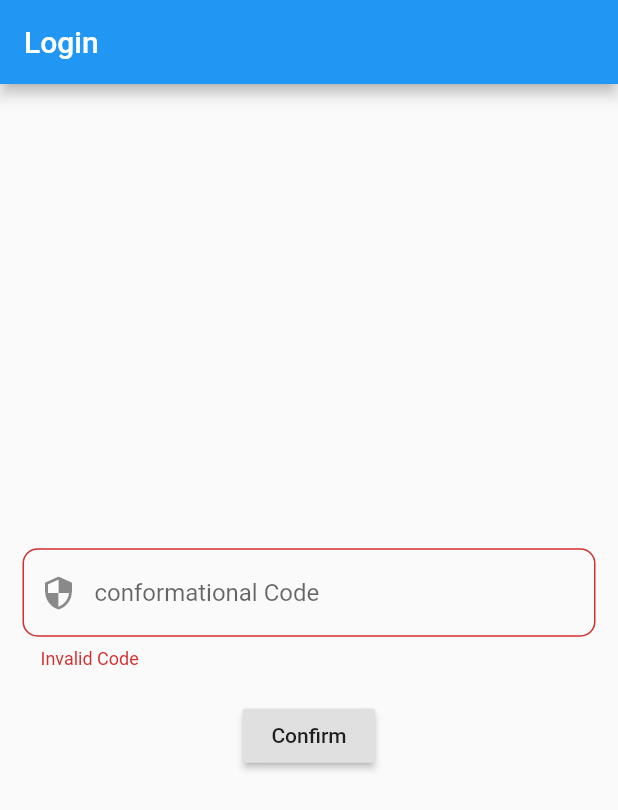
After one commit to yash1200/Petals, a Flutter app: the Confirm screen opened directly, after a tap on "Confirm", on a phone screen of 412 x 824 dp. The commit adds this screen. Shown: the top 810 px of the screen. Run offline on Flutter 3.47's test engine with Material 2 defaults, Android fonts, the light colour scheme and no system bars; our stand-ins replace connectivity, firebase_auth, font_awesome_flutter; missing offline and left inert: qr_code_scanner; accounts and stored records are empty.

Commit message:
Firebase Sign in added

```diff
--- a/petal_bussiness/lib/Firebase/LoginFunction.dart
+++ b/petal_bussiness/lib/Firebase/LoginFunction.dart
@@ -6,6 +6,7 @@ import 'package:provider/provider.dart';
 void verifyPhoneNumber(String phone, BuildContext context) async {
   final provider = Provider.of<LoginProvider>(context, listen: false);
   var _verificationId;
+  print(phone);
 
   final PhoneVerificationCompleted verificationCompleted =
       (AuthCredential phoneAuthCredential) {};
@@ -16,6 +17,7 @@ void verifyPhoneNumber(String phone, BuildContext context) async {
   final PhoneCodeSent codeSent =
       (String verificationId, [int forceResendingToken]) async {
     _verificationId = verificationId;
+    print("Code sent");
     print("Verification ID: " + verificationId);
     provider.setVerifyId(_verificationId);
   };
@@ -25,13 +27,15 @@ void verifyPhoneNumber(String phone, BuildContext context) async {
     _verificationId = verificationId;
   };
 
+  print(_verificationId);
   await FirebaseAuth.instance.verifyPhoneNumber(
-      phoneNumber: "+91" + phone,
-      timeout: const Duration(seconds: 5),
-      verificationCompleted: verificationCompleted,
-      verificationFailed: verificationFailed,
-      codeSent: codeSent,
-      codeAutoRetrievalTimeout: codeAutoRetrievalTimeout);
+    phoneNumber: "+91" + phone,
+    timeout: const Duration(seconds: 5),
+    verificationCompleted: verificationCompleted,
+    verificationFailed: verificationFailed,
+    codeSent: codeSent,
+    codeAutoRetrievalTimeout: codeAutoRetrievalTimeout,
+  );
 }
 
 Future<bool> signInWithPhoneNumber(
--- /dev/null
+++ b/petal_bussiness/lib/views/login/Confirm.dart
@@ -0,0 +1,93 @@
+import 'package:flutter/material.dart';
+import 'package:petal_bussiness/Firebase/LoginFunction.dart';
+import 'package:petal_bussiness/Provider/LoginProvider.dart';
+import 'package:petal_bussiness/views/HomePage.dart';
+import 'package:provider/provider.dart';
+
+class Confirm extends StatefulWidget {
+  @override
+  _ConfirmState createState() => _ConfirmState();
+}
+
+class _ConfirmState extends State<Confirm> {
+  TextEditingController codeController = TextEditingController();
+  final GlobalKey<FormState> key = GlobalKey<FormState>();
+  final GlobalKey<ScaffoldState> scaffoldKey = new GlobalKey<ScaffoldState>();
+
+  @override
+  Widget build(BuildContext context) {
+    final provider = Provider.of<LoginProvider>(context, listen: false);
+    return Scaffold(
+      key: scaffoldKey,
+      appBar: AppBar(
+        title: Text('Login'),
+      ),
+      body: Form(
+        key: key,
+        child: Padding(
+          padding: EdgeInsets.only(left: 15, right: 15),
+          child: Column(
+            crossAxisAlignment: CrossAxisAlignment.center,
+            mainAxisAlignment: MainAxisAlignment.center,
+            children: [
+              TextFormField(
+                controller: codeController,
+                onTap: () {
+                  key.currentState.reset();
+                },
+                keyboardType: TextInputType.number,
+                decoration: InputDecoration(
+                  hintText: 'XXXX',
+                  labelText: 'conformational Code',
+                  alignLabelWithHint: true,
+                  prefixIcon: Icon(Icons.security),
+                  border: OutlineInputBorder(
+                    borderRadius: BorderRadius.circular(10),
+                  ),
+                ),
+                validator: (value) {
+                  if (value.length != 6) return "Invalid Code";
+                  return null;
+                },
+              ),
+              SizedBox(
+                height: 20,
+              ),
+              RaisedButton(
+                onPressed: () async {
+                  if (key.currentState.validate()) {
+                    signInWithPhoneNumber(
+                      codeController.text,
+                      provider.verifyId,
+                      context,
+                    ).then(
+                      (value) => () {
+                        if (value) {
+                          Navigator.pushReplacement(context,
+                              MaterialPageRoute(builder: (context) {
+                            return HomePage();
+                          }));
+                        } else {
+                          scaffoldKey.currentState.showSnackBar(
+                            SnackBar(
+                              content: Text(
+                                'Some Error Occurred',
+                                style: TextStyle(color: Colors.white38),
+                              ),
+                              backgroundColor: Colors.black38,
+                            ),
+                          );
+                        }
+                      },
+                    );
+                  }
+                },
+                child: Text('Confirm'),
+              ),
+            ],
+          ),
+        ),
+      ),
+    );
+  }
+}
--- a/petal_bussiness/pubspec.yaml
+++ b/petal_bussiness/pubspec.yaml
@@ -25,6 +25,7 @@ dependencies:
     sdk: flutter
   http:
   firebase_auth:
+  connectivity:
   provider:
 
 
@@ -48,8 +49,8 @@ flutter:
   uses-material-design: true
 
   # To add assets to your application, add an assets section, like this:
-  # assets:
-  #   - images/a_dot_burr.jpeg
+  assets:
+    - assets/
   #   - images/a_dot_ham.jpeg
 
   # An image asset can refer to one or more resolution-specific "variants", see
```
Also changed, not shown: petal_bussiness/lib/Widgets/ConnectionError.dart (added, +30 -0 lines), petal_bussiness/lib/main.dart (+15 -3 lines), petal_bussiness/lib/views/login/Login.dart (+34 -5 lines), petal_bussiness/lib/views/login/SignUp.dart (added, +18 -0 lines), petal_bussiness/assets/error.png (added), petal_bussiness/assets/qr-code.png (added), petal_bussiness/pubspec.lock, 1 other file.
